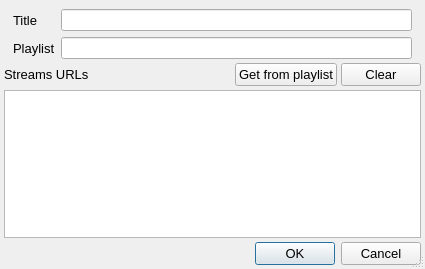
Before: the Qt Designer form radioedit.ui in Sevick/RadioNet, drawn with Qt 5.
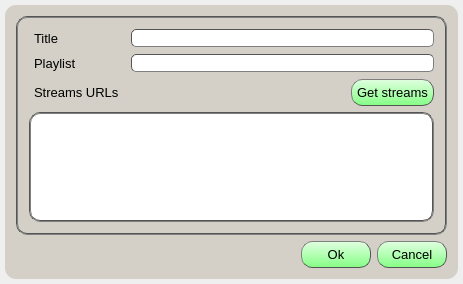
After: the same form once the commit is applied.

```diff
--- a/radioedit.ui
+++ b/radioedit.ui
@@ -6,48 +6,131 @@
    <rect>
     <x>0</x>
     <y>0</y>
-    <width>425</width>
-    <height>269</height>
+    <width>463</width>
+    <height>284</height>
    </rect>
   </property>
   <property name="windowTitle">
    <string>Dialog</string>
   </property>
+  <property name="styleSheet">
+   <string notr="true">QWidget{
+background-color: qlineargradient(spread:pad, x1:0, y1:0, x2:0, y2:1, stop:0 rgba(100, 255, 100, 255), stop:1 rgba(0, 100, 0, 255));
+padding: 0px;
+spacing: 0px;
+}
+
+border-radius: 11px;
+</string>
+  </property>
   <property name="sizeGripEnabled">
-   <bool>true</bool>
+   <bool>false</bool>
   </property>
-  <layout class="QGridLayout" name="gridLayout">
+  <layout class="QHBoxLayout" name="horizontalLayout">
+   <property name="spacing">
+    <number>5</number>
+   </property>
    <property name="leftMargin">
-    <number>4</number>
+    <number>5</number>
    </property>
    <property name="topMargin">
-    <number>0</number>
+    <number>5</number>
    </property>
    <property name="rightMargin">
-    <number>4</number>
+    <number>5</number>
    </property>
    <property name="bottomMargin">
-    <number>4</number>
+    <number>5</number>
    </property>
-   <property name="spacing">
-    <number>4</number>
-   </property>
-   <item row="0" column="0" rowspan="2" colspan="4">
-    <widget class="QFrame" name="frame">
+   <item>
+    <widget class="QFrame" name="frame_2">
+     <property name="styleSheet">
+      <string notr="true">QFrame{
+background-color: rgb(212, 208, 200);
+border-radius: 11px;
+spacing: 0px;
+padding:2px;
+}
+
+QLineEdit{
+background: white;
+border-radius: 11px;
+border: 1px inset #555;
+
+}
+
+
+QMenu{
+   background-color: rgb(212, 208, 200);
+   border: 2px solid #555;
+   selection-color: green;
+   selection-background-color: white; 
+}
+
+
+QPushButton {
+color: #000000;
+border: 1px outset #555;
+border-radius: 11px;
+padding: 5px;
+
+background:  qlineargradient(spread:pad, x1:0, y1:0, x2:0, y2:1, stop: 0 rgb(224, 255, 224), stop: 1  rgba(133, 255, 133));
+}
+
+
+
+QPushButton:hover {
+color: #ffffff;
+border: 2px solid #555;
+background: qradialgradient(cx: 0.3, cy: -0.4,
+fx: 0.3, fy: -0.4,
+radius: 1.35, stop: 0 #28ff28, stop: 1#3ec43e);
+}
+
+QPushButton:pressed {
+border: 2px solid #555;
+background: qradialgradient(cx: 0.4, cy: -0.1,
+fx: 0.4, fy: -0.1,
+radius: 1.35, stop: 0 #fff, stop: 1 #ddd);
+}</string>
+     </property>
      <property name="frameShape">
       <enum>QFrame::NoFrame</enum>
      </property>
      <property name="frameShadow">
       <enum>QFrame::Raised</enum>
      </property>
-     <layout class="QFormLayout" name="formLayout">
-      <property name="bottomMargin">
-       <number>0</number>
-      </property>
+     <layout class="QGridLayout" name="gridLayout_2">
+      <item row="0" column="0" colspan="3">
+       <widget class="QFrame" name="frame">
+        <property name="styleSheet">
+         <string notr="true">QFrame{
+background-color: rgb(212, 208, 200);
+border-radius: 11px;
+spacing: 0px;
+padding:2px;
+border: 2px groove #555;
+}
+
+
+QLineEdit{
+border-radius: 5px;
+}
+
+
+</string>
+        </property>
+        <property name="frameShape">
+         <enum>QFrame::NoFrame</enum>
+        </property>
+        <property name="frameShadow">
+         <enum>QFrame::Sunken</enum>
+        </property>
+        <layout class="QGridLayout" name="gridLayout">
       <item row="0" column="0">
        <widget class="QLabel" name="lRadioTitle">
         <property name="sizePolicy">
-         <sizepolicy hsizetype="Fixed" vsizetype="Preferred">
+            <sizepolicy hsizetype="Preferred" vsizetype="Preferred">
           <horstretch>0</horstretch>
           <verstretch>0</verstretch>
          </sizepolicy>
@@ -57,15 +140,25 @@
           <pointsize>10</pointsize>
          </font>
         </property>
+           <property name="styleSheet">
+            <string notr="true">border: 0px none;</string>
+           </property>
         <property name="text">
          <string>Title</string>
         </property>
        </widget>
       </item>
+         <item row="0" column="1">
+          <widget class="QLineEdit" name="eRadioTitle">
+           <property name="styleSheet">
+            <string notr="true"/>
+           </property>
+          </widget>
+         </item>
       <item row="1" column="0">
        <widget class="QLabel" name="lPlaylist">
         <property name="sizePolicy">
-         <sizepolicy hsizetype="Fixed" vsizetype="Preferred">
+            <sizepolicy hsizetype="Preferred" vsizetype="Preferred">
           <horstretch>0</horstretch>
           <verstretch>0</verstretch>
          </sizepolicy>
@@ -75,14 +168,14 @@
           <pointsize>10</pointsize>
          </font>
         </property>
+           <property name="styleSheet">
+            <string notr="true">border: 0px none;</string>
+           </property>
         <property name="text">
          <string>Playlist</string>
         </property>
        </widget>
       </item>
-      <item row="0" column="1">
-       <widget class="QLineEdit" name="eRadioTitle"/>
-      </item>
       <item row="1" column="1">
        <widget class="QLineEdit" name="ePlaylist">
         <property name="sizePolicy">
@@ -93,13 +186,10 @@
         </property>
        </widget>
       </item>
-     </layout>
-    </widget>
-   </item>
-   <item row="4" column="0">
+         <item row="2" column="0">
     <widget class="QLabel" name="lURLs">
      <property name="sizePolicy">
-      <sizepolicy hsizetype="Expanding" vsizetype="Preferred">
+            <sizepolicy hsizetype="Preferred" vsizetype="Preferred">
        <horstretch>0</horstretch>
        <verstretch>0</verstretch>
       </sizepolicy>
@@ -109,48 +199,16 @@
        <pointsize>10</pointsize>
       </font>
      </property>
+           <property name="styleSheet">
+            <string notr="true">border: 0px none;
+background: rgba(0,0,0,0);</string>
+           </property>
      <property name="text">
       <string>Streams URLs</string>
      </property>
     </widget>
    </item>
-   <item row="5" column="0" colspan="4">
-    <widget class="QTextEdit" name="eStreams"/>
-   </item>
-   <item row="6" column="2" colspan="2">
-    <widget class="QDialogButtonBox" name="buttonBox">
-     <property name="font">
-      <font>
-       <pointsize>10</pointsize>
-      </font>
-     </property>
-     <property name="orientation">
-      <enum>Qt::Horizontal</enum>
-     </property>
-     <property name="standardButtons">
-      <set>QDialogButtonBox::Cancel|QDialogButtonBox::Ok</set>
-     </property>
-    </widget>
-   </item>
-   <item row="4" column="3">
-    <widget class="QPushButton" name="pbClearURLs">
-     <property name="minimumSize">
-      <size>
-       <width>0</width>
-       <height>0</height>
-      </size>
-     </property>
-     <property name="font">
-      <font>
-       <pointsize>10</pointsize>
-      </font>
-     </property>
-     <property name="text">
-      <string>Clear</string>
-     </property>
-    </widget>
-   </item>
-   <item row="4" column="2">
+         <item row="2" column="1">
     <widget class="QPushButton" name="pbLoadURLs">
      <property name="enabled">
       <bool>true</bool>
@@ -173,11 +231,104 @@
       </font>
      </property>
      <property name="layoutDirection">
-      <enum>Qt::LeftToRight</enum>
+            <enum>Qt::RightToLeft</enum>
      </property>
      <property name="text">
-      <string>Get from playlist</string>
-     </property>
+            <string>Get streams</string>
+           </property>
+           <property name="autoDefault">
+            <bool>false</bool>
+           </property>
+          </widget>
+         </item>
+         <item row="3" column="0" colspan="2">
+          <widget class="QTextEdit" name="eStreams">
+           <property name="styleSheet">
+            <string notr="true">background-color: white;
+border-radius: 11px;
+spacing: 0px;
+padding:2px;
+
+
+
+</string>
+           </property>
+          </widget>
+         </item>
+        </layout>
+       </widget>
+      </item>
+      <item row="1" column="0">
+       <spacer name="horizontalSpacer">
+        <property name="orientation">
+         <enum>Qt::Horizontal</enum>
+        </property>
+        <property name="sizeHint" stdset="0">
+         <size>
+          <width>40</width>
+          <height>20</height>
+         </size>
+        </property>
+       </spacer>
+      </item>
+      <item row="1" column="1">
+       <widget class="QPushButton" name="pbOk">
+        <property name="sizePolicy">
+         <sizepolicy hsizetype="Preferred" vsizetype="Fixed">
+          <horstretch>0</horstretch>
+          <verstretch>0</verstretch>
+         </sizepolicy>
+        </property>
+        <property name="minimumSize">
+         <size>
+          <width>70</width>
+          <height>0</height>
+         </size>
+        </property>
+        <property name="font">
+         <font>
+          <pointsize>10</pointsize>
+         </font>
+        </property>
+        <property name="text">
+         <string>Ok</string>
+        </property>
+        <property name="autoDefault">
+         <bool>false</bool>
+        </property>
+        <property name="default">
+         <bool>true</bool>
+        </property>
+       </widget>
+      </item>
+      <item row="1" column="2">
+       <widget class="QPushButton" name="pbCancel">
+        <property name="sizePolicy">
+         <sizepolicy hsizetype="Preferred" vsizetype="Preferred">
+          <horstretch>0</horstretch>
+          <verstretch>0</verstretch>
+         </sizepolicy>
+        </property>
+        <property name="minimumSize">
+         <size>
+          <width>70</width>
+          <height>0</height>
+         </size>
+        </property>
+        <property name="font">
+         <font>
+          <pointsize>10</pointsize>
+         </font>
+        </property>
+        <property name="text">
+         <string>Cancel</string>
+        </property>
+        <property name="autoDefault">
+         <bool>false</bool>
+        </property>
+       </widget>
+      </item>
+     </layout>
     </widget>
    </item>
   </layout>
```
Left out of the diff: 35 changed lines with no effect on the pictures. Lines whose indentation alone changed are shown as unchanged.
